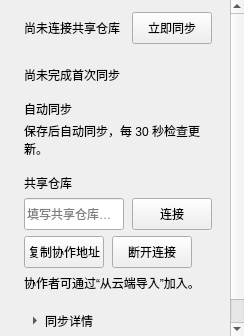
Before: the Qt Designer form windows/mainwindow_child/homepage/pages/homepage_page_collaboration.ui in Zao-chen/ZcVersionBox, drawn with Qt 5.
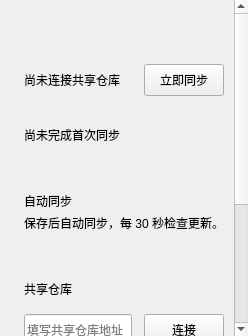
After: the same form once the commit is applied.

What changed in the file:
```diff
--- a/windows/mainwindow_child/homepage/pages/homepage_page_collaboration.ui
+++ b/windows/mainwindow_child/homepage/pages/homepage_page_collaboration.ui
@@ -7,26 +7,29 @@
    <property name="leftMargin"><number>0</number></property><property name="topMargin"><number>0</number></property><property name="rightMargin"><number>0</number></property><property name="bottomMargin"><number>0</number></property><property name="spacing"><number>0</number></property>
    <item><widget class="QScrollArea" name="scroll">
     <property name="frameShape"><enum>QFrame::NoFrame</enum></property><property name="widgetResizable"><bool>true</bool></property>
-    <property name="horizontalScrollBarPolicy"><enum>Qt::ScrollBarAlwaysOff</enum></property><property name="alignment"><set>Qt::AlignLeft|Qt::AlignTop</set></property>
+    <property name="horizontalScrollBarPolicy"><enum>Qt::ScrollBarAlwaysOff</enum></property><property name="alignment"><set>Qt::AlignHCenter|Qt::AlignTop</set></property>
     <widget class="QWidget" name="content">
      <property name="maximumSize"><size><width>808</width><height>16777215</height></size></property>
      <layout class="QVBoxLayout" name="contentLayout">
-      <property name="leftMargin"><number>24</number></property><property name="topMargin"><number>12</number></property><property name="rightMargin"><number>24</number></property><property name="bottomMargin"><number>8</number></property><property name="spacing"><number>16</number></property>
-      <item><layout class="QVBoxLayout" name="statusLayout"><property name="spacing"><number>4</number></property>
-       <item><layout class="QHBoxLayout" name="statusRow"><property name="spacing"><number>12</number></property>
+      <property name="leftMargin"><number>24</number></property><property name="topMargin"><number>64</number></property><property name="rightMargin"><number>24</number></property><property name="bottomMargin"><number>32</number></property><property name="spacing"><number>32</number></property>
+      <item><layout class="QVBoxLayout" name="statusLayout"><property name="spacing"><number>8</number></property>
+       <item><layout class="QHBoxLayout" name="statusRow"><property name="spacing"><number>24</number></property>
         <item><layout class="QHBoxLayout" name="statusTextRow"><property name="spacing"><number>8</number></property><item><widget class="QLabel" name="stateLabel"><property name="text"><string>尚未连接共享仓库</string></property></widget></item><item><spacer name="stateSpace"><property name="orientation"><enum>Qt::Horizontal</enum></property><property name="sizeHint" stdset="0"><size><width>0</width><height>0</height></size></property></spacer></item></layout></item>
         <item alignment="Qt::AlignLeft|Qt::AlignVCenter"><widget class="QPushButton" name="syncButton"><property name="text"><string>立即同步</string></property><property name="accessibleName"><string>立即同步全部方案</string></property><property name="toolTip"><string>同步全部方案的已保存版本和里程碑</string></property><property name="minimumSize"><size><width>0</width><height>32</height></size></property><property name="autoDefault"><bool>false</bool></property></widget></item>
        </layout></item>
        <item><widget class="QLabel" name="summary"><property name="wordWrap"><bool>true</bool></property><property name="textFormat"><enum>Qt::PlainText</enum></property></widget></item>
        <item><widget class="QLabel" name="lastSync"><property name="text"><string>尚未完成首次同步</string></property></widget></item>
       </layout></item>
-      <item><layout class="QVBoxLayout" name="automaticLayout"><property name="spacing"><number>4</number></property>
-       <item><layout class="QHBoxLayout" name="automaticRow"><item><widget class="QLabel" name="automaticTitle"><property name="text"><string>自动同步</string></property></widget></item><item><spacer name="automaticSpace"><property name="orientation"><enum>Qt::Horizontal</enum></property><property name="sizeHint" stdset="0"><size><width>0</width><height>0</height></size></property></spacer></item></layout></item>
-       <item><widget class="QLabel" name="automaticHint"><property name="wordWrap"><bool>true</bool></property><property name="text"><string>保存后自动同步，每 30 秒检查更新。</string></property><property name="toolTip"><string>保存后等待 3 秒，合并连续修改。新增、修改和删除都会同步；内容冲突时由你选择。</string></property></widget></item>
+      <item><layout class="QHBoxLayout" name="automaticRow">
+       <property name="leftMargin"><number>0</number></property><property name="topMargin"><number>16</number></property><property name="rightMargin"><number>0</number></property><property name="bottomMargin"><number>16</number></property><property name="spacing"><number>24</number></property>
+       <item><layout class="QVBoxLayout" name="automaticTextLayout"><property name="spacing"><number>4</number></property>
+        <item><widget class="QLabel" name="automaticTitle"><property name="text"><string>自动同步</string></property></widget></item>
+        <item><widget class="QLabel" name="automaticHint"><property name="wordWrap"><bool>true</bool></property><property name="text"><string>保存后自动同步，每 30 秒检查更新。</string></property><property name="toolTip"><string>保存后等待 3 秒，合并连续修改。新增、修改和删除都会同步；内容冲突时由你选择。</string></property></widget></item>
+       </layout></item>
       </layout></item>
-      <item><layout class="QVBoxLayout" name="remoteLayout"><property name="spacing"><number>6</number></property>
+      <item><layout class="QVBoxLayout" name="remoteLayout"><property name="spacing"><number>16</number></property>
        <item><widget class="QLabel" name="remoteTitle"><property name="text"><string>共享仓库</string></property></widget></item>
-       <item><layout class="QHBoxLayout" name="addressRow"><property name="spacing"><number>8</number></property>
+       <item><layout class="QHBoxLayout" name="addressRow"><property name="spacing"><number>12</number></property>
         <item><widget class="QLineEdit" name="remoteUrl"><property name="placeholderText"><string>填写共享仓库地址</string></property><property name="toolTip"><string>例如 https://github.com/team/project.git</string></property><property name="accessibleName"><string>共享仓库地址</string></property><property name="minimumSize"><size><width>0</width><height>32</height></size></property></widget></item>
         <item alignment="Qt::AlignLeft|Qt::AlignVCenter"><widget class="QPushButton" name="connectButton"><property name="text"><string>连接</string></property><property name="minimumSize"><size><width>0</width><height>32</height></size></property><property name="autoDefault"><bool>false</bool></property></widget></item>
        </layout></item>
@@ -37,7 +40,7 @@
        </layout></item>
        <item><widget class="QLabel" name="joinHint"><property name="wordWrap"><bool>true</bool></property><property name="text"><string>协作者可通过“从云端导入”加入。</string></property><property name="toolTip"><string>先在仓库平台授予访问权限，再将地址发给协作者。连接后默认开启自动同步。</string></property></widget></item>
       </layout></item>
-      <item><layout class="QVBoxLayout" name="detailsLayout"><property name="spacing"><number>8</number></property>
+      <item><layout class="QVBoxLayout" name="detailsLayout"><property name="spacing"><number>12</number></property>
        <item><widget class="QToolButton" name="detailsButton"><property name="text"><string>同步详情</string></property><property name="checkable"><bool>true</bool></property><property name="autoRaise"><bool>true</bool></property><property name="toolButtonStyle"><enum>Qt::ToolButtonTextBesideIcon</enum></property><property name="arrowType"><enum>Qt::RightArrow</enum></property></widget></item>
        <item><widget class="QWidget" name="detailsContent"><layout class="QVBoxLayout" name="detailsContentLayout"><property name="leftMargin"><number>0</number></property><property name="topMargin"><number>0</number></property><property name="rightMargin"><number>0</number></property><property name="bottomMargin"><number>0</number></property><item><widget class="QLabel" name="detailsText"><property name="wordWrap"><bool>true</bool></property><property name="textFormat"><enum>Qt::PlainText</enum></property><property name="textInteractionFlags"><set>Qt::TextSelectableByMouse</set></property></widget></item></layout></widget></item>
       </layout></item>
```
